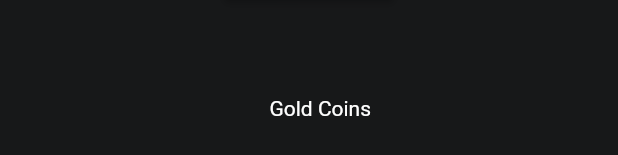
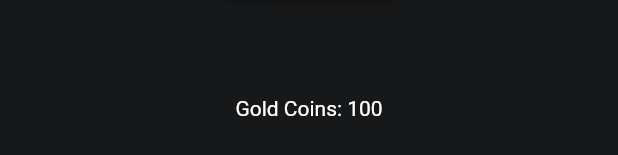
Before and after one commit to paul-dec/FlutterOne, a Flutter app: the ProfileWidget widget shown alone on an empty page, opened directly, on a phone screen of 412 x 824 dp. Shown: the part 793-948 px from the top of the screen. Run offline on Flutter 3.47's test engine with Material 2 defaults, Android fonts, the phone set to English and light mode, and no system bars; our stand-ins replace audioplayers, image_picker, shared_preferences; accounts and stored records are empty.

Commit message:
reworked app and profile page

```diff
--- a/lib/pages/home_page.dart
+++ b/lib/pages/home_page.dart
@@ -52,7 +52,7 @@ class _MyHomePageState extends State<MyHomePage> {
           ),
           BottomNavigationBarItem(
             icon: Icon(Icons.account_circle),
-            label: 'Tao'
+            label: 'Profile'
           )
         ],
         currentIndex: _selectedIndex,
--- a/lib/widgets/profile.dart
+++ b/lib/widgets/profile.dart
@@ -1,11 +1,11 @@
 import 'dart:io';
-
 import 'package:flutter/cupertino.dart';
 import 'package:flutter/material.dart';
 import 'package:flutter/services.dart';
 import 'package:image_picker/image_picker.dart';
 import 'package:path_provider/path_provider.dart';
 import 'package:path/path.dart';
+import 'package:shared_preferences/shared_preferences.dart';
 
 class ProfileWidget extends StatefulWidget {
   const ProfileWidget({Key? key}) : super(key: key);
@@ -15,8 +15,34 @@ class ProfileWidget extends StatefulWidget {
 }
 
 class _ProfileWidgetState extends State<ProfileWidget> {
+  File? imageFile;
+  int myScore = 100;
 
-  File? imageFile;
+  @override
+  initState() {
+    setupVariable();
+  }
+
+  Future<void> setupVariable() async {
+    final prefs = await SharedPreferences.getInstance();
+    final int? counter;
+    if(prefs.getInt('counter') != null) {
+      counter = prefs.getInt('counter');
+    } else {
+      prefs.setInt('counter', myScore);
+      counter = myScore;
+    }
+    final pictureFile = await _getOldPicture();
+    if (pictureFile.existsSync() == true) {
+      setState(() {
+        imageFile = pictureFile;
+      });
+    }
+
+    setState(() {
+      myScore = int.parse(counter.toString());
+    });
+  }
 
   Future _openGallery(BuildContext context) async {
     try {
@@ -31,11 +57,17 @@ class _ProfileWidgetState extends State<ProfileWidget> {
     Navigator.of(context).pop();
   }
 
+  Future<File> _getOldPicture() async {
+    final directory = await getApplicationDocumentsDirectory();
+    const name = 'ProfilePicture.jpg';
+    final image = File('${directory.path}/$name');
+    return File(image.path);
+  }
+
   Future<File> saveImage(String imagePath) async {
     final directory = await getApplicationDocumentsDirectory();
-    final name = basename(imagePath);
+    const name = 'ProfilePicture.jpg';
     final image = File('${directory.path}/$name');
-
     return File(imagePath).copy(image.path);
   }
 
@@ -96,9 +128,8 @@ class _ProfileWidgetState extends State<ProfileWidget> {
           const SizedBox(height: 60,),
           Row(
             mainAxisAlignment: MainAxisAlignment.center,
-            children: const [
-              SizedBox(width: 15),
-              Text("Gold Coins", style: TextStyle(color: Colors.white),),
+            children: [
+              Text("Gold Coins: " + myScore.toString(), style: const TextStyle(color: Colors.white),),
             ],
           ),
         ],
```
Also changed, not shown: lib/widgets/slotmachine.dart (+34 -1 lines), 1 other file.
